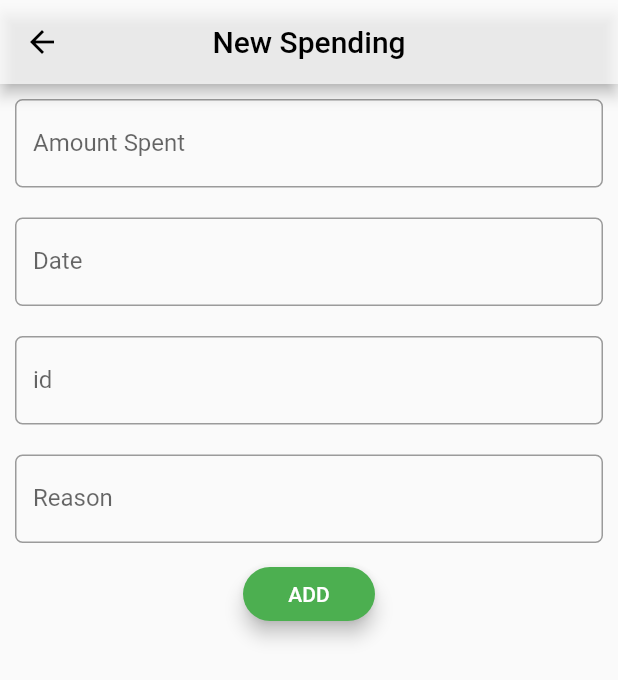
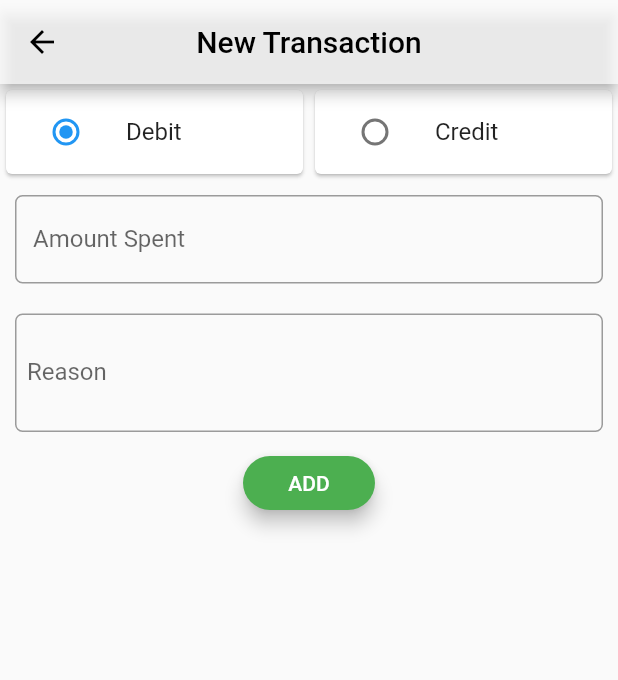
Before and after one commit to himanshusingh335/check_my_cash, a Flutter app: the screen it shows after launch, after a tap on the "add" icon, on a phone screen of 412 x 824 dp. Shown: the top 680 px of the screen. Run offline on Flutter 3.47's test engine with Material 2 defaults, Android fonts, the phone set to English and light mode, and no system bars; our stand-ins replace flutter_slidable, sqflite; accounts and stored records are empty.

```diff
--- a/check_my_cash/lib/backend/transactions.dart
+++ b/check_my_cash/lib/backend/transactions.dart
@@ -6,6 +6,9 @@ class Transactions {
 
   Transactions(
       {this.transactionDate, this.transactionAmnt, this.reason, this.id});
+
+  Transactions.withoutid(
+      {this.transactionDate, this.transactionAmnt, this.reason});
 
   Map<String, dynamic> toMap() {
     return {
--- a/check_my_cash/lib/main.dart
+++ b/check_my_cash/lib/main.dart
@@ -1,7 +1,5 @@
-import 'package:check_my_cash/backend/DataBaseServices.dart';
-import 'package:check_my_cash/screens/Edit_Budget.dart';
 import 'package:check_my_cash/screens/Home_Screen.dart';
-import 'package:check_my_cash/screens/New_Spending.dart';
+import 'package:check_my_cash/screens/New_Transaction.dart';
 import 'package:check_my_cash/screens/Transaction_History.dart';
 import 'package:check_my_cash/screens/settings.dart';
 import 'package:flutter/material.dart';
@@ -26,9 +24,8 @@ class CheckMyCash extends StatelessWidget {
       initialRoute: '/home',
       routes: {
         '/home': (context) => HomeScreen(),
-        '/new': (context) => NewSpendingScreen(),
+        '/new': (context) => NewTransactionScreen(),
         '/history': (context) => TransactionHistoryScreen(),
-        '/edit': (context) => EditBudgetScreen(),
         '/settings': (context) => SettingsScreen(),
       },
     );
--- a/check_my_cash/lib/screens/Home_Screen.dart
+++ b/check_my_cash/lib/screens/Home_Screen.dart
@@ -51,13 +51,6 @@ class _HomeScreenState extends State<HomeScreen> {
               },
             ),
             ListTile(
-              leading: Icon(Icons.edit),
-              title: Text('Edit Budget'),
-              onTap: () {
-                Navigator.pushNamed(context, '/edit');
-              },
-            ),
-            ListTile(
               leading: Icon(Icons.history),
               title: Text('Transaction History'),
               onTap: () {
--- a/check_my_cash/lib/screens/New_Spending.dart
+++ /dev/null
@@ -1,130 +0,0 @@
-import 'package:check_my_cash/backend/transactions.dart';
-import 'package:flutter/material.dart';
-import 'package:check_my_cash/backend/DataBaseServices.dart';
-import 'package:sqflite/sqflite.dart';
-import 'dart:async';
-import 'dart:io';
-import 'package:path_provider/path_provider.dart';
-
-var K = new DatabaseServices();
-
-class NewSpendingScreen extends StatefulWidget {
-  @override
-  _NewSpendingScreenState createState() => _NewSpendingScreenState();
-}
-
-TextEditingController amount = new TextEditingController();
-TextEditingController date = new TextEditingController();
-TextEditingController reason = new TextEditingController();
-TextEditingController id = new TextEditingController();
-
-class _NewSpendingScreenState extends State<NewSpendingScreen> {
-  @override
-  Widget build(BuildContext context) {
-    return Scaffold(
-      appBar: AppBar(
-        centerTitle: true,
-        title: Text(
-          'New Spending',
-          style: TextStyle(
-            color: Colors.black,
-          ),
-        ),
-        backgroundColor: Colors.white70,
-        iconTheme: IconThemeData(color: Colors.black),
-      ),
-      body: Column(
-        children: <Widget>[
-          Padding(
-            padding: EdgeInsets.only(
-              top: 10.0,
-              bottom: 10.0,
-              right: 10,
-              left: 10,
-            ),
-            child: TextField(
-              controller: amount,
-              decoration: InputDecoration(
-                hintText: 'Enter Amount',
-                labelText: 'Amount Spent',
-                border: OutlineInputBorder(
-                    borderRadius: BorderRadius.circular(5.0)),
-              ),
-              keyboardType: TextInputType.text,
-            ),
-          ),
-          Padding(
-            padding: EdgeInsets.only(
-              top: 10.0,
-              bottom: 10.0,
-              right: 10,
-              left: 10,
-            ),
-            child: TextField(
-              controller: date,
-              decoration: InputDecoration(
-                hintText: 'Enter Date of transaction',
-                labelText: 'Date',
-                border: OutlineInputBorder(
-                    borderRadius: BorderRadius.circular(5.0)),
-              ),
-              keyboardType: TextInputType.text,
-            ),
-          ),
-          Padding(
-            padding: EdgeInsets.only(
-              top: 10.0,
-              bottom: 10.0,
-              right: 10,
-              left: 10,
-            ),
-            child: TextField(
-              controller: id,
-              decoration: InputDecoration(
-                hintText: 'Enter id',
-                labelText: 'id',
-                border: OutlineInputBorder(
-                    borderRadius: BorderRadius.circular(5.0)),
-              ),
-              keyboardType: TextInputType.text,
-            ),
-          ),
-          Padding(
-            padding: EdgeInsets.only(
-              top: 10.0,
-              bottom: 10.0,
-              right: 10,
-              left: 10,
-            ),
-            child: TextField(
-              controller: reason,
-              decoration: InputDecoration(
-                hintText: 'Enter reason',
-                labelText: 'Reason',
-                border: OutlineInputBorder(
-                    borderRadius: BorderRadius.circular(5.0)),
-              ),
-              keyboardType: TextInputType.text,
-            ),
-          ),
-          RaisedButton(
-              color: Colors.green,
-              textColor: Colors.white,
-              shape: RoundedRectangleBorder(
-                borderRadius: new BorderRadius.circular(50.0),
-              ),
-              elevation: 5,
-              child: Text("ADD"),
-              onPressed: () {
-                var t = new Transactions(
-                    id: int.parse(id.text),
-                    transactionAmnt: int.parse(amount.text),
-                    transactionDate: date.text,
-                    reason: reason.text);
-                K.addTransaction(t);
-              }),
-        ],
-      ),
-    );
-  }
-}
--- /dev/null
+++ b/check_my_cash/lib/screens/New_Transaction.dart
@@ -0,0 +1,139 @@
+import 'package:flutter/material.dart';
+import 'package:check_my_cash/backend/DataBaseServices.dart';
+import 'package:check_my_cash/backend/transactions.dart';
+
+var databaseServices = new DatabaseServices();
+TextEditingController amount;
+TextEditingController reason;
+enum TransactionType { debit, credit }
+TransactionType transactionType = TransactionType.debit;
+
+class NewTransactionScreen extends StatefulWidget {
+  @override
+  _NewTransactionScreenState createState() => _NewTransactionScreenState();
+}
+
+class _NewTransactionScreenState extends State<NewTransactionScreen> {
+  @override
+  void initState() {
+    super.initState();
+    amount = new TextEditingController();
+    reason = new TextEditingController();
+  }
+
+  @override
+  Widget build(BuildContext context) {
+    return Scaffold(
+      appBar: AppBar(
+        centerTitle: true,
+        title: Text(
+          'New Transaction',
+          style: TextStyle(
+            color: Colors.black,
+          ),
+        ),
+        backgroundColor: Colors.white70,
+        iconTheme: IconThemeData(color: Colors.black),
+      ),
+      body: Column(
+        children: <Widget>[
+          Row(
+            children: <Widget>[
+              Expanded(
+                child: Card(
+                  child: ListTile(
+                    title: const Text('Debit'),
+                    leading: Radio(
+                      value: TransactionType.debit,
+                      groupValue: transactionType,
+                      onChanged: (TransactionType value) {
+                        setState(() {
+                          transactionType = value;
+                        });
+                      },
+                    ),
+                  ),
+                ),
+              ),
+              Expanded(
+                child: Card(
+                  child: ListTile(
+                    title: const Text('Credit'),
+                    leading: Radio(
+                      value: TransactionType.credit,
+                      groupValue: transactionType,
+                      onChanged: (TransactionType value) {
+                        setState(() {
+                          transactionType = value;
+                        });
+                      },
+                    ),
+                  ),
+                ),
+              ),
+            ],
+          ),
+          Padding(
+            padding: EdgeInsets.only(
+              top: 10.0,
+              bottom: 10.0,
+              right: 10,
+              left: 10,
+            ),
+            child: TextField(
+              controller: amount,
+              decoration: InputDecoration(
+                hintText: 'Enter Amount',
+                labelText: 'Amount Spent',
+                border: OutlineInputBorder(
+                    borderRadius: BorderRadius.circular(5.0)),
+              ),
+              keyboardType: TextInputType.text,
+            ),
+          ),
+          Padding(
+            padding: EdgeInsets.only(
+              top: 10.0,
+              bottom: 10.0,
+              right: 10,
+              left: 10,
+            ),
+            child: TextField(
+              controller: reason,
+              decoration: InputDecoration(
+                hintText: '  Enter reason',
+                labelText: '  Reason',
+                contentPadding: const EdgeInsets.symmetric(vertical: 30.0),
+                border: OutlineInputBorder(
+                    borderRadius: BorderRadius.circular(5.0)),
+              ),
+              keyboardType: TextInputType.text,
+            ),
+          ),
+          RaisedButton(
+              color: Colors.green,
+              textColor: Colors.white,
+              shape: RoundedRectangleBorder(
+                borderRadius: new BorderRadius.circular(50.0),
+              ),
+              elevation: 5,
+              child: Text("ADD"),
+              onPressed: () {
+                var transaction = new Transactions.withoutid(
+                    transactionAmnt: int.parse(amount.text),
+                    transactionDate: DateTime.now().day.toString() +
+                        '/' +
+                        DateTime.now().month.toString() +
+                        '/' +
+                        DateTime.now().year.toString(),
+                    reason: reason.text);
+                databaseServices.addTransaction(transaction);
+                amount.text = "";
+                reason.text = "";
+                Navigator.pushNamed(context, '/history');
+              }),
+        ],
+      ),
+    );
+  }
+}
--- a/check_my_cash/pubspec.yaml
+++ b/check_my_cash/pubspec.yaml
@@ -23,6 +23,7 @@ environment:
 dependencies:
   sqflite: ^1.3.2+1
   path_provider: ^1.6.24
+  flutter_slidable: ^0.5.7
   flutter:
     sdk: flutter
 
```
Also changed, not shown: check_my_cash/lib/backend/BudgetClass.dart (deleted, +0 -20 lines), check_my_cash/lib/backend/DataBaseServices.dart (+10 -12 lines), check_my_cash/lib/screens/Edit_Budget.dart (deleted, +0 -26 lines), check_my_cash/lib/screens/Transaction_History.dart (+47 -15 lines), check_my_cash/pubspec.lock.
